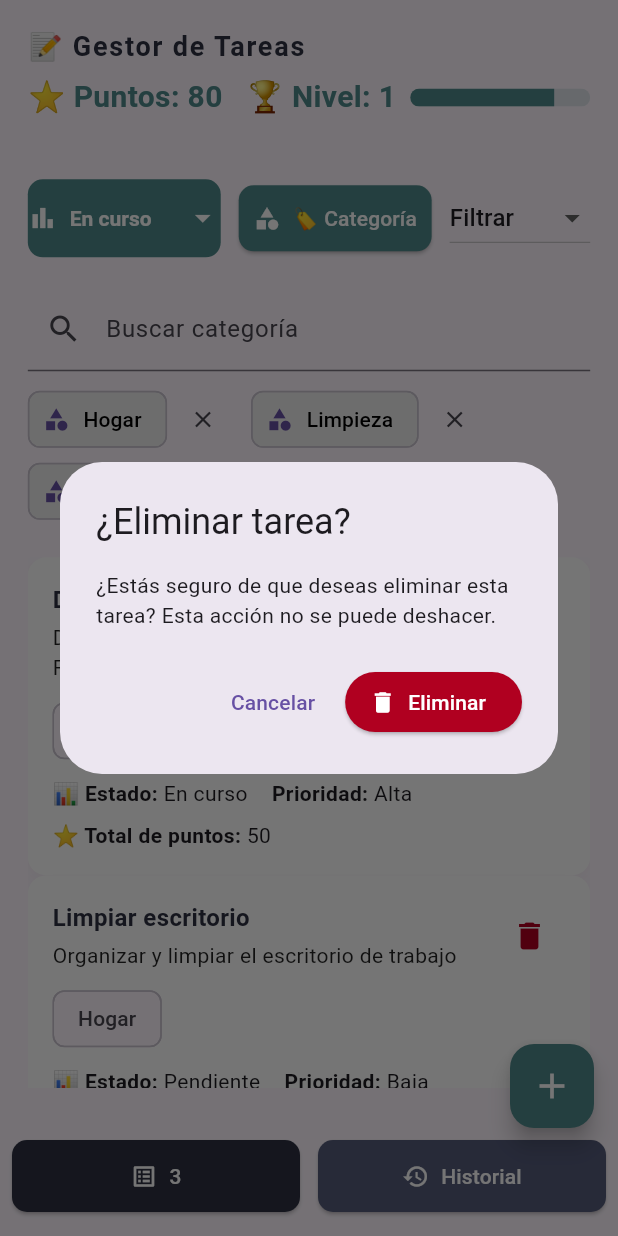
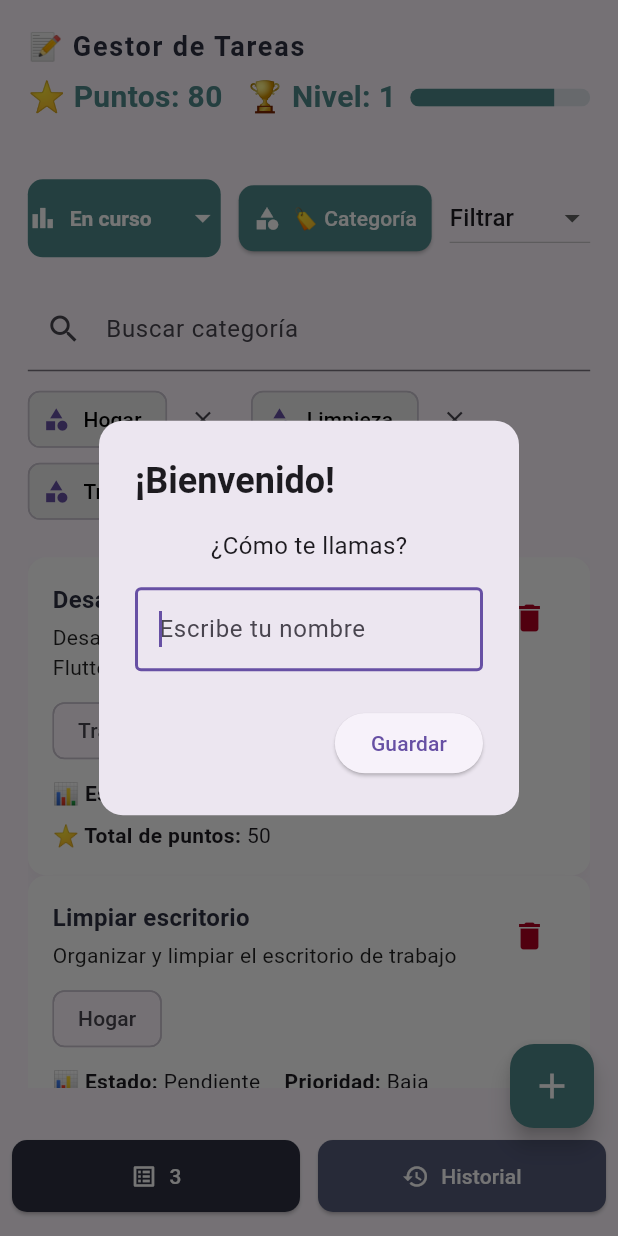
Before and after one commit to sebastianFS01/pruebaGestorTareas, a Flutter app: the screen it shows after launch, after a tap on the "delete" icon, on a phone screen of 412 x 824 dp. Run offline on Flutter 3.47's test engine with Material 3 defaults, Android fonts, the phone set to English and light mode, and no system bars; our stand-ins replace flutter_riverpod, isar, shared_preferences; accounts and stored records are empty; generated files the repository leaves out were written again.

Commit message:
Se agrego ventana preguntando por el nombre del usuario y un saludo amistoro

```diff
--- /dev/null
+++ b/devtools_options.yaml
@@ -0,0 +1,3 @@
+description: This file stores settings for Dart & Flutter DevTools.
+documentation: https://docs.flutter.dev/tools/devtools/extensions#configure-extension-enablement-states
+extensions:
--- a/lib/presentation/01-Home/screen/home_screen.dart
+++ b/lib/presentation/01-Home/screen/home_screen.dart
@@ -1,3 +1,5 @@
+import 'package:shared_preferences/shared_preferences.dart';
+import '../widgets/user_name_dialog.dart';
 import 'package:flutter/material.dart';
 import 'package:prueba/configuration/constants/responsive.dart';
 import 'package:prueba/domain/models/tarea.dart';
@@ -18,6 +20,29 @@ class HomeScreen extends StatefulWidget {
 }
 
 class _HomeScreenState extends State<HomeScreen> {
+
+  String? userName;
+
+  @override
+  void initState() {
+    super.initState();
+    _loadUserName();
+  }
+
+  Future<void> _loadUserName() async {
+    final prefs = await SharedPreferences.getInstance();
+    final name = prefs.getString('userName');
+    if (name == null || name.isEmpty) {
+      await Future.delayed(const Duration(milliseconds: 400));
+      final enteredName = await showUserNameDialog(context);
+      if (enteredName != null && enteredName.isNotEmpty) {
+        await prefs.setString('userName', enteredName);
+        setState(() => userName = enteredName);
+      }
+    } else {
+      setState(() => userName = name);
+    }
+  }
   // Simulación de lista de tareas (reemplaza por tu lista real)
   late final List<Tarea> tareas = [
     Tarea(
@@ -101,7 +126,9 @@ class _HomeScreenState extends State<HomeScreen> {
             crossAxisAlignment: CrossAxisAlignment.start,
             children: [
               HomeHeader(
-                titleApp: titleApp,
+                titleApp: userName == null
+                    ? titleApp
+                    : '$titleApp | 👋 $userName',
                 totalPoints: '⭐ Puntos: $puntos   🏆 Nivel: $nivel',
                 progress: (puntos % 100) / 100,
               ),
--- /dev/null
+++ b/lib/presentation/01-Home/widgets/user_name_dialog.dart
@@ -0,0 +1,43 @@
+import 'package:flutter/material.dart';
+
+Future<String?> showUserNameDialog(BuildContext context) async {
+  final controller = TextEditingController();
+  return showDialog<String>(
+    context: context,
+    barrierDismissible: false,
+    builder: (context) {
+      return AlertDialog(
+        shape: RoundedRectangleBorder(borderRadius: BorderRadius.circular(16)),
+        title: const Text(
+          '¡Bienvenido!',
+          style: TextStyle(fontWeight: FontWeight.bold),
+        ),
+        content: Column(
+          mainAxisSize: MainAxisSize.min,
+          children: [
+            const Text('¿Cómo te llamas?', style: TextStyle(fontSize: 16)),
+            const SizedBox(height: 16),
+            TextField(
+              controller: controller,
+              decoration: const InputDecoration(
+                hintText: 'Escribe tu nombre',
+                border: OutlineInputBorder(),
+              ),
+              autofocus: true,
+            ),
+          ],
+        ),
+        actions: [
+          ElevatedButton(
+            onPressed: () {
+              if (controller.text.trim().isNotEmpty) {
+                Navigator.of(context).pop(controller.text.trim());
+              }
+            },
+            child: const Text('Guardar'),
+          ),
+        ],
+      );
+    },
+  );
+}
--- a/pubspec.yaml
+++ b/pubspec.yaml
@@ -40,6 +40,7 @@ dependencies:
   isar_flutter_libs:
     git:
       url: https://github.com/MrLittleWhite/isar_flutter_libs.git
+  shared_preferences: ^2.5.3
 
 dev_dependencies:
   flutter_test:
```
Also changed, not shown: pubspec.lock, 1 other file.
